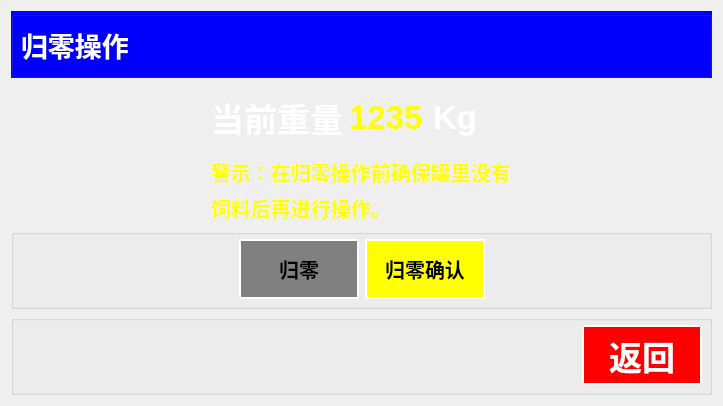
First picture: the form in chengyi_Qt4linux/form_zero.ui, repository wsh01/batch-feeder, before the edit.
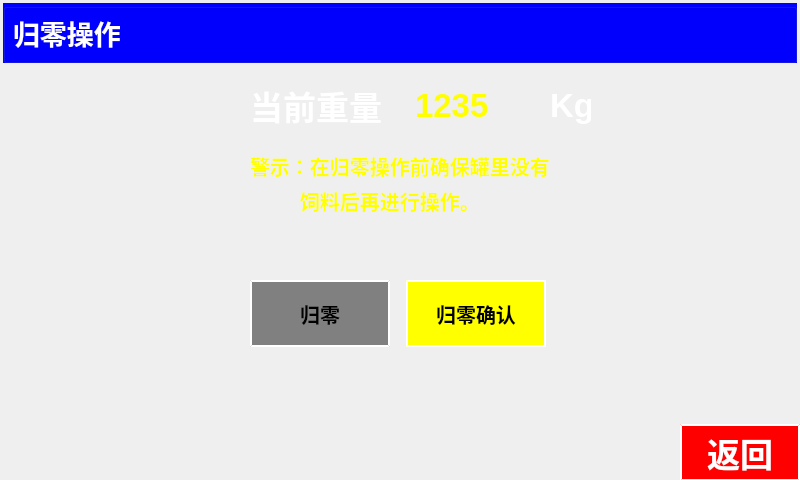
Second picture: the form after the edit.

```diff
--- a/chengyi_Qt4linux/form_zero.ui
+++ b/chengyi_Qt4linux/form_zero.ui
@@ -6,16 +6,22 @@
    <rect>
     <x>0</x>
     <y>0</y>
-    <width>723</width>
-    <height>406</height>
+    <width>800</width>
+    <height>480</height>
    </rect>
   </property>
   <property name="windowTitle">
    <string>Form</string>
   </property>
-  <layout class="QGridLayout" name="gridLayout_4">
-   <item row="0" column="0" colspan="3">
     <widget class="QGroupBox" name="groupBox">
+   <property name="geometry">
+    <rect>
+     <x>3</x>
+     <y>3</y>
+     <width>794</width>
+     <height>60</height>
+    </rect>
+   </property>
      <property name="styleSheet">
       <string notr="true">QGroupBox{ background-color:rgb(0, 0, 255);} 
 QGroupBox{ margin-top:0px;}
@@ -58,187 +64,109 @@
       </item>
      </layout>
     </widget>
-   </item>
-   <item row="1" column="0">
-    <spacer name="horizontalSpacer_5">
-     <property name="orientation">
-      <enum>Qt::Horizontal</enum>
-     </property>
-     <property name="sizeHint" stdset="0">
+  <widget class="QPushButton" name="btn_Quit_3">
+   <property name="geometry">
+    <rect>
+     <x>406</x>
+     <y>280</y>
+     <width>140</width>
+     <height>67</height>
+    </rect>
+   </property>
+   <property name="minimumSize">
       <size>
-       <width>192</width>
-       <height>20</height>
-      </size>
-     </property>
-    </spacer>
-   </item>
-   <item row="1" column="1">
-    <layout class="QHBoxLayout" name="horizontalLayout">
-     <item>
-      <widget class="QLabel" name="label_3">
-       <property name="font">
-        <font>
-         <pointsize>25</pointsize>
-         <weight>75</weight>
-         <bold>true</bold>
-        </font>
-       </property>
-       <property name="styleSheet">
-        <string notr="true">QLabel{color:rgb(255, 255, 255);}</string>
-       </property>
-       <property name="text">
-        <string>当前重量</string>
-       </property>
-      </widget>
-     </item>
-     <item>
-      <widget class="QLabel" name="label_4">
+     <width>1</width>
+     <height>1</height>
+    </size>
+   </property>
+   <property name="maximumSize">
+    <size>
+     <width>1000</width>
+     <height>1000</height>
+    </size>
+   </property>
        <property name="font">
         <font>
-         <pointsize>25</pointsize>
+     <pointsize>15</pointsize>
          <weight>75</weight>
+     <italic>false</italic>
          <bold>true</bold>
         </font>
        </property>
        <property name="styleSheet">
-        <string notr="true">QLabel{color:rgb(255, 255, 0);}</string>
+    <string notr="true">QPushButton { background-color:rgb(255, 255, 0);} 
+QPushButton:hover { background-color: rgb(200, 200, 0); }
+QPushButton {color:rgb(0, 0, 0);
+                             border-style: outset;
+                           	border-width: 2px;
+	                         border-color: white;}
+</string>
        </property>
        <property name="text">
-        <string>1235</string>
-       </property>
-      </widget>
-     </item>
-     <item>
-      <widget class="QLabel" name="label_5">
-       <property name="font">
-        <font>
-         <pointsize>25</pointsize>
-         <weight>75</weight>
-         <bold>true</bold>
-        </font>
-       </property>
-       <property name="styleSheet">
-        <string notr="true">QLabel{color:rgb(255, 255, 255);}</string>
-       </property>
-       <property name="text">
-        <string>Kg</string>
-       </property>
-      </widget>
-     </item>
-    </layout>
-   </item>
-   <item row="1" column="2">
-    <spacer name="horizontalSpacer_8">
-     <property name="orientation">
-      <enum>Qt::Horizontal</enum>
-     </property>
-     <property name="sizeHint" stdset="0">
+    <string>归零确认</string>
+   </property>
+  </widget>
+  <widget class="QPushButton" name="btn_Quit_2">
+   <property name="geometry">
+    <rect>
+     <x>250</x>
+     <y>280</y>
+     <width>140</width>
+     <height>67</height>
+    </rect>
+   </property>
+   <property name="minimumSize">
       <size>
-       <width>193</width>
-       <height>20</height>
-      </size>
-     </property>
-    </spacer>
-   </item>
-   <item row="2" column="0">
-    <spacer name="horizontalSpacer_6">
-     <property name="orientation">
-      <enum>Qt::Horizontal</enum>
-     </property>
-     <property name="sizeHint" stdset="0">
+     <width>1</width>
+     <height>1</height>
+    </size>
+   </property>
+   <property name="maximumSize">
       <size>
-       <width>192</width>
-       <height>20</height>
-      </size>
-     </property>
-    </spacer>
-   </item>
-   <item row="2" column="1">
-    <layout class="QVBoxLayout" name="verticalLayout">
-     <item>
-      <widget class="QLabel" name="label_6">
+     <width>1000</width>
+     <height>1000</height>
+    </size>
+   </property>
        <property name="font">
         <font>
          <pointsize>15</pointsize>
          <weight>75</weight>
+     <italic>false</italic>
          <bold>true</bold>
         </font>
        </property>
        <property name="styleSheet">
-        <string notr="true">QLabel{color:rgb(255, 255, 0);}</string>
+    <string notr="true">QPushButton { background-color:rgb(128, 128, 128);} 
+QPushButton:hover { background-color: rgb(100, 100, 100); }
+QPushButton {color:rgb(0, 0, 0);
+                             border-style: outset;
+                           	border-width: 2px;
+	                         border-color: white;}
+</string>
        </property>
        <property name="text">
-        <string>警示：在归零操作前确保罐里没有</string>
-       </property>
-      </widget>
-     </item>
-     <item>
-      <widget class="QLabel" name="label_7">
-       <property name="font">
-        <font>
-         <pointsize>15</pointsize>
-         <weight>75</weight>
-         <bold>true</bold>
-        </font>
-       </property>
-       <property name="styleSheet">
-        <string notr="true">QLabel{color:rgb(255, 255, 0);}</string>
-       </property>
-       <property name="text">
-        <string>饲料后再进行操作。</string>
-       </property>
-      </widget>
-     </item>
-    </layout>
-   </item>
-   <item row="2" column="2">
-    <spacer name="horizontalSpacer_7">
-     <property name="orientation">
-      <enum>Qt::Horizontal</enum>
-     </property>
-     <property name="sizeHint" stdset="0">
-      <size>
-       <width>193</width>
-       <height>20</height>
-      </size>
-     </property>
-    </spacer>
-   </item>
-   <item row="4" column="0" colspan="3">
-    <widget class="QGroupBox" name="groupBox_3">
-     <property name="styleSheet">
-      <string notr="true">QGroupBox{ margin-top:0px;}
-QGroupBox:title {margin-top: 0px;}</string>
-     </property>
-     <property name="title">
-      <string/>
-     </property>
-     <layout class="QGridLayout" name="gridLayout_3">
-      <item row="0" column="0">
-       <spacer name="horizontalSpacer_2">
-        <property name="orientation">
-         <enum>Qt::Horizontal</enum>
-        </property>
-        <property name="sizeHint" stdset="0">
-         <size>
-          <width>562</width>
-          <height>20</height>
-         </size>
-        </property>
-       </spacer>
-      </item>
-      <item row="0" column="1">
+    <string>归零</string>
+   </property>
+  </widget>
        <widget class="QPushButton" name="btn_Quit">
+   <property name="geometry">
+    <rect>
+     <x>680</x>
+     <y>424</y>
+     <width>120</width>
+     <height>57</height>
+    </rect>
+   </property>
         <property name="minimumSize">
          <size>
           <width>120</width>
-          <height>60</height>
+     <height>1</height>
          </size>
         </property>
         <property name="maximumSize">
          <size>
-          <width>120</width>
-          <height>60</height>
+     <width>1000</width>
+     <height>1000</height>
          </size>
         </property>
         <property name="font">
@@ -262,135 +190,121 @@
          <string>返回</string>
         </property>
        </widget>
-      </item>
-     </layout>
-    </widget>
-   </item>
-   <item row="3" column="0" colspan="3">
-    <widget class="QGroupBox" name="groupBox_2">
-     <property name="styleSheet">
-      <string notr="true">QGroupBox{ margin-top:0px;}
-QGroupBox:title {margin-top: 0px;}</string>
-     </property>
-     <property name="title">
-      <string/>
-     </property>
-     <layout class="QGridLayout" name="gridLayout_2">
-      <item row="0" column="0">
-       <spacer name="horizontalSpacer_4">
-        <property name="orientation">
-         <enum>Qt::Horizontal</enum>
-        </property>
-        <property name="sizeHint" stdset="0">
-         <size>
-          <width>210</width>
-          <height>20</height>
-         </size>
-        </property>
-       </spacer>
-      </item>
-      <item row="0" column="1">
-       <widget class="QPushButton" name="btn_Quit_2">
-        <property name="minimumSize">
-         <size>
-          <width>120</width>
-          <height>60</height>
-         </size>
-        </property>
-        <property name="maximumSize">
-         <size>
-          <width>120</width>
-          <height>60</height>
-         </size>
-        </property>
+  <widget class="QLabel" name="label_7">
+   <property name="geometry">
+    <rect>
+     <x>300</x>
+     <y>185</y>
+     <width>180</width>
+     <height>31</height>
+    </rect>
+   </property>
+   <property name="font">
+    <font>
+     <pointsize>15</pointsize>
+     <weight>75</weight>
+     <bold>true</bold>
+    </font>
+   </property>
+   <property name="styleSheet">
+    <string notr="true">QLabel{color:rgb(255, 255, 0);}</string>
+   </property>
+   <property name="text">
+    <string>饲料后再进行操作。</string>
+   </property>
+  </widget>
+  <widget class="QLabel" name="label_6">
+   <property name="geometry">
+    <rect>
+     <x>250</x>
+     <y>150</y>
+     <width>300</width>
+     <height>31</height>
+    </rect>
+   </property>
         <property name="font">
          <font>
           <pointsize>15</pointsize>
           <weight>75</weight>
-          <italic>false</italic>
           <bold>true</bold>
          </font>
         </property>
         <property name="styleSheet">
-         <string notr="true">QPushButton { background-color:rgb(128, 128, 128);} 
-QPushButton:hover { background-color: rgb(100, 100, 100); }
-QPushButton {color:rgb(0, 0, 0);
-                             border-style: outset;
-                           	border-width: 2px;
-	                         border-color: white;}
-</string>
+    <string notr="true">QLabel{color:rgb(255, 255, 0);}</string>
         </property>
         <property name="text">
-         <string>归零</string>
-        </property>
-       </widget>
-      </item>
-      <item row="0" column="2">
-       <widget class="QPushButton" name="btn_Quit_3">
-        <property name="minimumSize">
-         <size>
-          <width>120</width>
-          <height>60</height>
-         </size>
-        </property>
-        <property name="maximumSize">
-         <size>
-          <width>120</width>
-          <height>60</height>
-         </size>
-        </property>
+    <string>警示：在归零操作前确保罐里没有</string>
+   </property>
+  </widget>
+  <widget class="QLabel" name="label_5">
+   <property name="geometry">
+    <rect>
+     <x>550</x>
+     <y>80</y>
+     <width>41</width>
+     <height>51</height>
+    </rect>
+   </property>
+   <property name="font">
+    <font>
+     <pointsize>25</pointsize>
+     <weight>75</weight>
+     <bold>true</bold>
+    </font>
+   </property>
+   <property name="styleSheet">
+    <string notr="true">QLabel{color:rgb(255, 255, 255);}</string>
+   </property>
+   <property name="text">
+    <string>Kg</string>
+   </property>
+  </widget>
+  <widget class="QLabel" name="label_3">
+   <property name="geometry">
+    <rect>
+     <x>250</x>
+     <y>80</y>
+     <width>132</width>
+     <height>50</height>
+    </rect>
+   </property>
         <property name="font">
          <font>
-          <pointsize>15</pointsize>
+     <pointsize>25</pointsize>
           <weight>75</weight>
-          <italic>false</italic>
           <bold>true</bold>
          </font>
         </property>
         <property name="styleSheet">
-         <string notr="true">QPushButton { background-color:rgb(255, 255, 0);} 
-QPushButton:hover { background-color: rgb(200, 200, 0); }
-QPushButton {color:rgb(0, 0, 0);
-                             border-style: outset;
-                           	border-width: 2px;
-	                         border-color: white;}
-</string>
+    <string notr="true">QLabel{color:rgb(255, 255, 255);}</string>
         </property>
         <property name="text">
-         <string>归零确认</string>
-        </property>
-       </widget>
-      </item>
-      <item row="0" column="3">
-       <spacer name="horizontalSpacer_3">
-        <property name="orientation">
-         <enum>Qt::Horizontal</enum>
-        </property>
-        <property name="sizeHint" stdset="0">
-         <size>
-          <width>209</width>
-          <height>20</height>
-         </size>
-        </property>
-       </spacer>
-      </item>
-     </layout>
-    </widget>
-   </item>
-  </layout>
-  <zorder>groupBox_3</zorder>
-  <zorder>groupBox</zorder>
-  <zorder>label_3</zorder>
-  <zorder>label_4</zorder>
-  <zorder>label_5</zorder>
-  <zorder>label_6</zorder>
-  <zorder>label_7</zorder>
-  <zorder>groupBox_2</zorder>
-  <zorder>label_4</zorder>
-  <zorder>horizontalSpacer_5</zorder>
-  <zorder>horizontalSpacer_6</zorder>
-  <zorder>horizontalSpacer_7</zorder>
-  <zorder>horizontalSpacer_8</zorder>
+    <string>当前重量</string>
+   </property>
+  </widget>
+  <widget class="QLabel" name="label_4">
+   <property name="geometry">
+    <rect>
+     <x>415</x>
+     <y>80</y>
+     <width>75</width>
+     <height>51</height>
+    </rect>
+   </property>
+   <property name="font">
+    <font>
+     <pointsize>25</pointsize>
+     <weight>75</weight>
+     <bold>true</bold>
+    </font>
+   </property>
+   <property name="styleSheet">
+    <string notr="true">QLabel{color:rgb(255, 255, 0);}</string>
+   </property>
+   <property name="text">
+    <string>1235</string>
+   </property>
+  </widget>
  </widget>
  <resources/>
  <connections>
```
Lines whose indentation alone changed are shown as unchanged.
